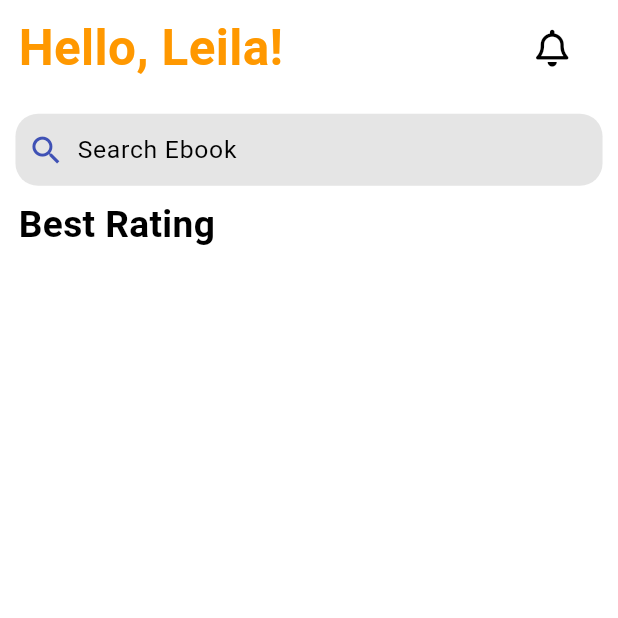
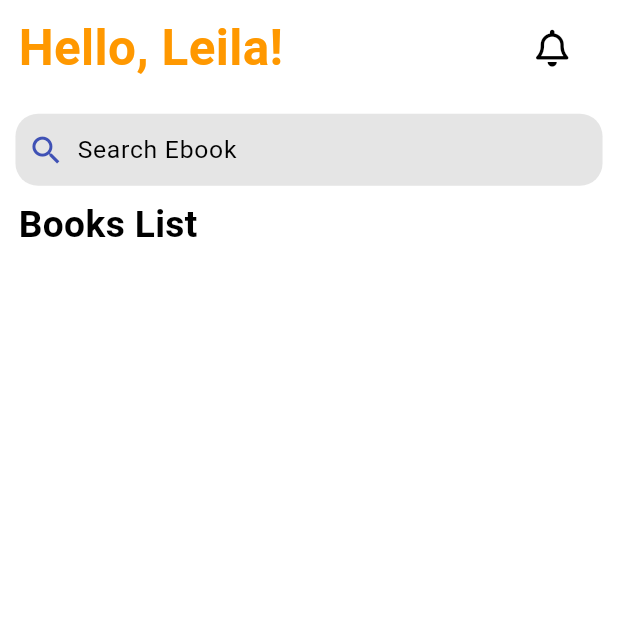
Before and after one commit to Tusifu/book-library, a Flutter app: the screen it shows after launch, on a phone screen of 412 x 824 dp, the top half of it. Run offline on Flutter 3.47's test engine with Material 3 defaults, Android fonts, the phone set to English and light mode, and no system bars; our stand-ins replace font_awesome_flutter, google_fonts, sqflite; accounts and stored records are empty; Roboto replaces fonts that are missing (Questrial).

Commit message:
implement listing and adding book

```diff
--- a/lib/screens/addBookPage.dart
+++ b/lib/screens/addBookPage.dart
@@ -1,4 +1,4 @@
-import 'package:ebook_app/services/FavoriteService.dart';
+import 'package:ebook_app/services/BookService.dart';
 import 'package:flutter/material.dart';
 import 'package:google_fonts/google_fonts.dart';
 import 'package:ebook_app/models/Book.dart';
--- a/lib/screens/detailsPage.dart
+++ b/lib/screens/detailsPage.dart
@@ -9,6 +9,7 @@ class DetailsPage extends StatefulWidget {
   final String title;
   final String author;
   final double rating;
+  final String description;
 
   const DetailsPage({
     Key? key,
@@ -16,6 +17,7 @@ class DetailsPage extends StatefulWidget {
     required this.title,
     required this.author,
     required this.rating,
+    required this.description,
   }) : super(key: key);
 
   @override
@@ -168,7 +170,7 @@ class _DetailsPageState extends State<DetailsPage> {
                           child: Text(
                             //TODO: add ebook description
                             //ebook description
-                            "Lorem ipsum dolor sit amet, consectetur adipiscing elit. Sed vitae elementum odio, at convallis est. Curabitur elit sapien, consectetur quis eleifend non, tempus id justo. Etiam facilisis magna quis nisl tempor blandit. Sed nec dapibus purus.",
+                            widget.description,
                             style: GoogleFonts.poppins(
                               color:
                                   isDarkMode ? Colors.white54 : Colors.black54,
--- a/lib/screens/homePage.dart
+++ b/lib/screens/homePage.dart
@@ -1,7 +1,7 @@
 import 'package:ebook_app/models/Book.dart';
 import 'package:ebook_app/screens/addBookPage.dart';
 import 'package:ebook_app/screens/detailsPage.dart';
-import 'package:ebook_app/services/FavoriteService.dart';
+import 'package:ebook_app/services/BookService.dart';
 import 'package:flutter/material.dart';
 import 'package:font_awesome_flutter/font_awesome_flutter.dart';
 import 'package:google_fonts/google_fonts.dart';
@@ -15,8 +15,6 @@ class HomePage extends StatefulWidget {
 
 class _HomePageState extends State<HomePage> {
   String name = "Leila";
-  String avatarURL =
-      'https://image.freepik.com/free-photo/pleasant-looking-serious-man-stands-profile-has-confident-expression-wears-casual-white-t-shirt_273609-16959.jpg';
 
   List<Book> _books = [];
   List<Book> _filteredBooks = [];
@@ -188,7 +186,7 @@ class _HomePageState extends State<HomePage> {
                           vertical: size.height * 0.01,
                         ),
                         child: Text(
-                          'Best Rating',
+                          'Books List',
                           style: GoogleFonts.questrial(
                             color: isDarkMode ? Colors.white : Colors.black,
                             fontSize: size.height * 0.03,
@@ -204,6 +202,7 @@ class _HomePageState extends State<HomePage> {
                         itemBuilder: (context, index) {
                           final book = _filteredBooks[index];
                           return buildVerticalEbook(
+                            book.description!,
                             book.book_image!,
                             book.title!,
                             book.book_author!,
@@ -224,8 +223,8 @@ class _HomePageState extends State<HomePage> {
     );
   }
 
-  Widget buildVerticalEbook(String imageURL, String title, String author,
-      double rating, size, isDarkMode) {
+  Widget buildVerticalEbook(String description, String imageURL, String title,
+      String author, double rating, size, isDarkMode) {
     return InkWell(
       onTap: () {
         //navigate to details page
@@ -237,6 +236,7 @@ class _HomePageState extends State<HomePage> {
               title: title,
               author: author,
               rating: rating,
+              description: description,
             ),
           ),
         );
--- a/lib/services/FavoriteService.dart
+++ b/lib/services/BookService.dart
@@ -38,7 +38,7 @@ CREATE TABLE $tableBooks (
   ${BookFields.title} $textType,
   ${BookFields.book_author} $textType,
   ${BookFields.rating} $textType,
-  ${BookFields.book_image} $textType),
+  ${BookFields.book_image} $textType,
   ${BookFields.description} $textType)
 ''');
   }
```
Also changed, not shown: lib/screens/updateBookPage.dart (added), 1 other file.
